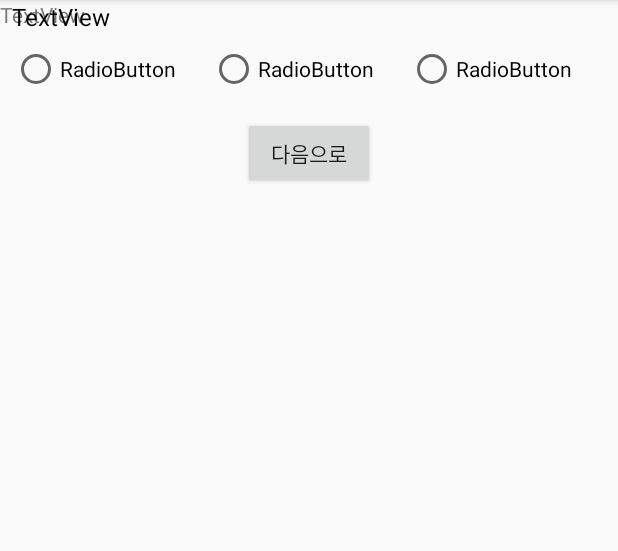
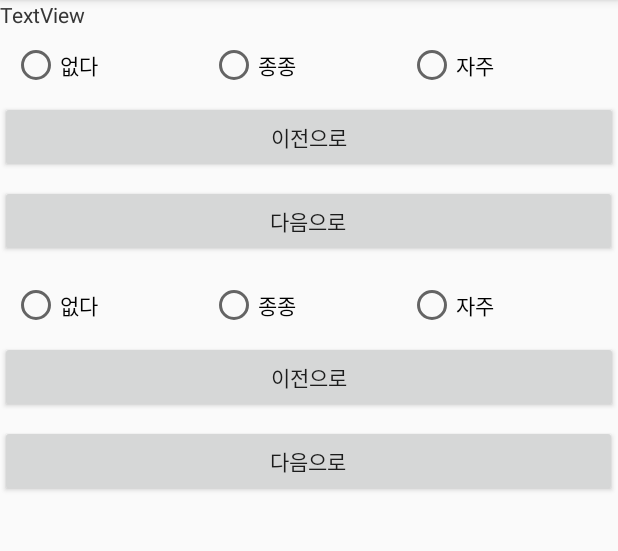
Before and after one commit to gkdl2197/AppGame, an Android app: the TestDementia screen opened directly, with no data from a screen before it, on a phone screen of 412 x 824 dp, the part 84-635 px from its top. Run offline under Robolectric (Android 15) with nearby library versions, the phone set to English and light mode, and no system bars.

Commit message:
치매 검사 1

```diff
--- a/app/src/main/java/edu/android/appgame/test/test1/TextFragment.java
+++ b/app/src/main/java/edu/android/appgame/test/test1/TextFragment.java
@@ -1,28 +1,112 @@
 package edu.android.appgame.test.test1;
 
+import android.content.Context;
+import android.support.annotation.NonNull;
 import android.support.v4.app.Fragment;
-import android.support.v7.app.AppCompatActivity;
 import android.os.Bundle;
 import android.view.LayoutInflater;
 import android.view.View;
 import android.view.ViewGroup;
+import android.widget.Button;
 import android.widget.TextView;
+import android.widget.Toast;
 
 import edu.android.appgame.R;
 
 public class TextFragment extends Fragment {
 
     private TextView textSurvey;
+    private Button btnPrev, btnNext;
+    private static final String KEY_INDEX = "current_index";  //
+    private int currentIndex;
 
-    public TextFragment() {}
+    public TextFragment() {
+    }
+
+    private static final String[] TEXT_DEMENTIA = {
+            "오늘이 몇 월이고, 무슨 요일인지 잘 모른다",
+            "자기가 놔둔 물건을 찾지 못한다.",
+            "같은 질문을 반복해서 한다.",
+            "약속을 하고서 잊어버린다.",
+            "물건을 가지러 갔다가 잊어버리고 그냥 온다.",
+            "물건이나 사람의 이름을 대기가 힘들어 머뭇거린다.",
+            "대화 중 내용이 이해되지 않아 반복해서 물어본다.",
+            "길을 잃거나 헤맨 적이 있다.",
+            "예전에 비해서 계산능력이 떨어졌다.\n" +
+                    "(예: 물건값이나 거스름돈 계산을 못한다.)",
+            "예전에 비해 성격이 변했다.",
+            "이전에 잘 다루던 기구의 사용이 서툴러졌다.\n" +
+                    "(세탁기, 전기밥솥, 경운기 등)",
+            "예전에 비해 방이나 집안의 정리 정돈을 하지 못한다.",
+            "상황에 맞게 스스로 옷을 선택하여 입지 못한다.",
+            "혼자 대중교통 수단을 이용하여 목적지에 가기 힘들다.\n" +
+                    "(관절염 등 신체적인 문제로 인한 것은 제외)",
+            "내복이나 옷이 더러워져도 갈아입지 않으려고 한다."
+    };
 
     @Override
     public View onCreateView(LayoutInflater inflater, ViewGroup container,
                              Bundle savedInstanceState) {
 
-        View view = inflater.inflate(R.layout.activity_text_fragment, container, false);
+        View view = inflater.inflate(R.layout.activity_test_dementia, container, false);
+        btnPrev = view.findViewById(R.id.btnPrev);
+        btnNext = view.findViewById(R.id.btnNext);
         textSurvey = view.findViewById(R.id.textSurvey);
-
+        if (savedInstanceState != null) {
+            currentIndex = savedInstanceState.getInt(KEY_INDEX);
+            changeText();
+        }
         return view;
     }
+
+    @Override
+    public void onSaveInstanceState(@NonNull Bundle outState) {
+        super.onSaveInstanceState(outState);
+    }
+
+    private void changeText() {
+        textSurvey.setText(TEXT_DEMENTIA[currentIndex]);
+    }
+
+    @Override
+    public void onAttach(Context context) {
+        super.onAttach(context);
+    }
+
+    @Override
+    public void onStart() {
+        super.onStart();
+        View view = getView();
+        btnPrev.setOnClickListener(new View.OnClickListener() {
+            @Override
+            public void onClick(View v) {
+                showPrevText();
+            }
+        });
+        btnNext.setOnClickListener(new View.OnClickListener() {
+            @Override
+            public void onClick(View v) {
+                showNextText();
+            }
+        });
+    }
+
+    private void showNextText() {
+        if (currentIndex < TEXT_DEMENTIA.length - 1) {
+            currentIndex++;
+            changeText();
+        } else {
+            Toast.makeText(getActivity(), "마지막 문제 입니다!", Toast.LENGTH_SHORT).show();
+        }
+    }
+
+
+    private void showPrevText() {
+        if (currentIndex > 0) {
+            currentIndex--;
+            changeText();
+        } else {
+            Toast.makeText(getActivity(), "첫번째 문제 입니다!", Toast.LENGTH_SHORT).show();
+        }
+    }
 }
--- a/app/src/main/res/layout/activity_prevention_1.xml
+++ b/app/src/main/res/layout/activity_prevention_1.xml
@@ -37,7 +37,7 @@
                     app:srcCompat="@drawable/idea111" />
 
                 <TextView
-                    android:id="@+id/textView8"
+                    android:id="@+id/textSurvey"
                     android:layout_width="321dp"
                     android:layout_height="match_parent"
                     android:gravity="center_vertical"
--- a/app/src/main/res/layout/activity_test_dementia.xml
+++ b/app/src/main/res/layout/activity_test_dementia.xml
@@ -11,7 +11,7 @@
         android:layout_height="match_parent">
 
         <TextView
-            android:id="@+id/textView8"
+            android:id="@+id/textSurvey"
             android:layout_width="match_parent"
             android:layout_height="wrap_content"
             android:text="TextView" />
@@ -29,26 +29,32 @@
             android:layout_width="wrap_content"
             android:layout_height="wrap_content"
             android:layout_weight="1"
-            android:text="RadioButton" />
+            android:text="없다" />
 
         <RadioButton
             android:id="@+id/btnSometimes"
             android:layout_width="wrap_content"
             android:layout_height="wrap_content"
             android:layout_weight="1"
-            android:text="RadioButton" />
+            android:text="종종" />
 
         <RadioButton
             android:id="@+id/btnOften"
             android:layout_width="wrap_content"
             android:layout_height="wrap_content"
             android:layout_weight="1"
-            android:text="RadioButton" />
+            android:text="자주" />
     </RadioGroup>
 
     <Button
-        android:id="@+id/btnNextSurvey"
-        android:layout_width="wrap_content"
+        android:id="@+id/btnPrev"
+        android:layout_width="match_parent"
+        android:layout_height="wrap_content"
+        android:text="이전으로" />
+
+    <Button
+        android:id="@+id/btnNext"
+        android:layout_width="411dp"
         android:layout_height="wrap_content"
         android:layout_gravity="center"
         android:layout_margin="8dp"
--- a/app/src/main/res/layout/activity_text_fragment.xml
+++ b/app/src/main/res/layout/activity_text_fragment.xml
@@ -8,14 +8,16 @@
 
     <TextView
         android:id="@+id/textSurvey"
-        android:layout_width="match_parent"
-        android:layout_height="wrap_content"
+        android:layout_width="385dp"
+        android:layout_height="45dp"
         android:layout_marginStart="8dp"
+        android:layout_marginTop="4dp"
         android:layout_marginEnd="8dp"
-        android:text="TextView"
+        android:text="65"
+        android:textColor="#FAFAFA"
         android:textSize="16sp"
-        android:textColor="@color/colorBlack"
         app:layout_constraintEnd_toEndOf="parent"
+        app:layout_constraintHorizontal_bias="0.0"
         app:layout_constraintStart_toStartOf="parent"
         app:layout_constraintTop_toTopOf="parent" />
 </android.support.constraint.ConstraintLayout>
--- a/app/src/main/res/layout/fragment_dementia.xml
+++ b/app/src/main/res/layout/fragment_dementia.xml
@@ -6,7 +6,7 @@
 
 
     <TextView
-        android:id="@+id/textView8"
+        android:id="@+id/textSurvey"
         android:layout_width="match_parent"
         android:layout_height="wrap_content"
         android:text="TextView" />
@@ -40,7 +40,7 @@
     </RadioGroup>
 
     <Button
-        android:id="@+id/btnNextSurvey"
+        android:id="@+id/btnNext"
         android:layout_width="wrap_content"
         android:layout_height="wrap_content"
         android:layout_gravity="center"
```
Also changed, not shown: app/src/main/java/edu/android/appgame/test/test1/DementiaFragment.java (+1 -4 lines).
